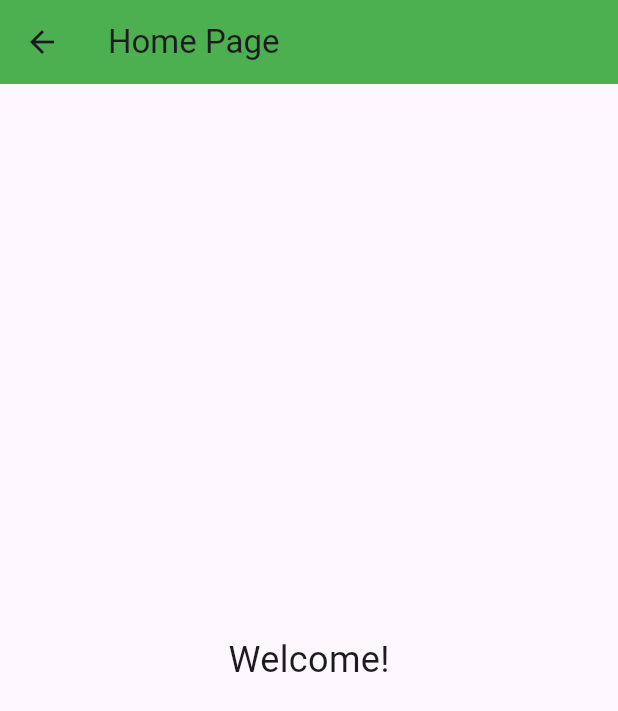
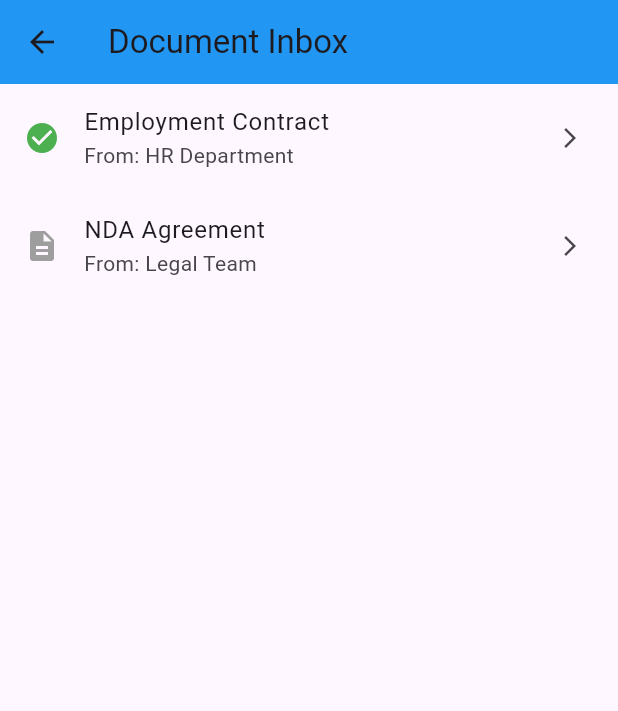
Before and after one commit to 720kbps/tungtungtungsahur, a Flutter app: the HomePage screen opened directly, on a phone screen of 412 x 824 dp. Shown: the top 711 px of the screen. Run offline on Flutter 3.47's test engine with Material 3 defaults, Android fonts, the light colour scheme and no system bars; our stand-ins replace form_field_validator.

Commit message:
mockup of the inbox

```diff
--- a/zynzynzynsahur/lib/home.dart
+++ b/zynzynzynsahur/lib/home.dart
@@ -1,20 +1,56 @@
 import 'package:flutter/material.dart';
+import 'models/signRequest.dart'; // Import our new model
 
 class HomePage extends StatelessWidget {
   const HomePage({Key? key}) : super(key: key);
 
   @override
   Widget build(BuildContext context) {
+    // mock fake list
+    final List<SignRequest> mockRequests = [
+      SignRequest(
+        documentInfo: DocumentInfo(name: "Employment Contract", description: "Standard contract"),
+        submitter: "hr@company.com",
+        submitterName: "HR Department",
+        signatories: [],
+        applicationVersion: "1.0",
+        state: "SIGNED",
+      ),
+      SignRequest(
+        documentInfo: DocumentInfo(name: "NDA Agreement", description: "Confidentiality"),
+        submitter: "legal@company.com",
+        submitterName: "Legal Team",
+        signatories: [],
+        applicationVersion: "1.0",
+        state: "PENDING",
+      ),
+    ];
+
     return Scaffold(
       appBar: AppBar(
-        title: Text("Home Page"),
-        backgroundColor: Colors.green,
+        title: Text("Document Inbox"),
+        backgroundColor: Colors.blue,
       ),
-      body: Center(
-        child: Text(
-          "Welcome!",
-          style: TextStyle(fontSize: 24),
-        ),
+      // 2. The ListView (The scrollable container)
+      body: ListView.builder(
+        itemCount: mockRequests.length,
+        itemBuilder: (context, index) {
+          final request = mockRequests[index];
+
+          // 3. The ListTile (The individual row)
+          return ListTile(
+            leading: Icon(
+              request.isSigned ? Icons.check_circle : Icons.description,
+              color: request.isSigned ? Colors.green : Colors.grey,
+            ),
+            title: Text(request.documentInfo.name),
+            subtitle: Text("From: ${request.submitterName}"),
+            trailing: Icon(Icons.arrow_forward_ios, size: 16),
+            onTap: () {
+              print("Clicked on ${request.documentInfo.name}");
+            },
+          );
+        },
       ),
     );
   }
--- a/zynzynzynsahur/lib/main.dart
+++ b/zynzynzynsahur/lib/main.dart
@@ -1,5 +1,6 @@
 import 'package:flutter/material.dart';
 import 'package:flutter/foundation.dart';
+import 'package:zynzynzynsahur/home.dart';
 import './login.dart';
 
 
@@ -14,7 +15,7 @@ class MyApp extends StatelessWidget {
   Widget build(BuildContext context) {
     return MaterialApp(
       debugShowCheckedModeBanner: false, // Disables the debug banner.
-      home: Login(), // Sets the Login screen as the home screen.
+      home: HomePage(), // Sets the Login screen as the home screen.
     );
   }
 }
```
